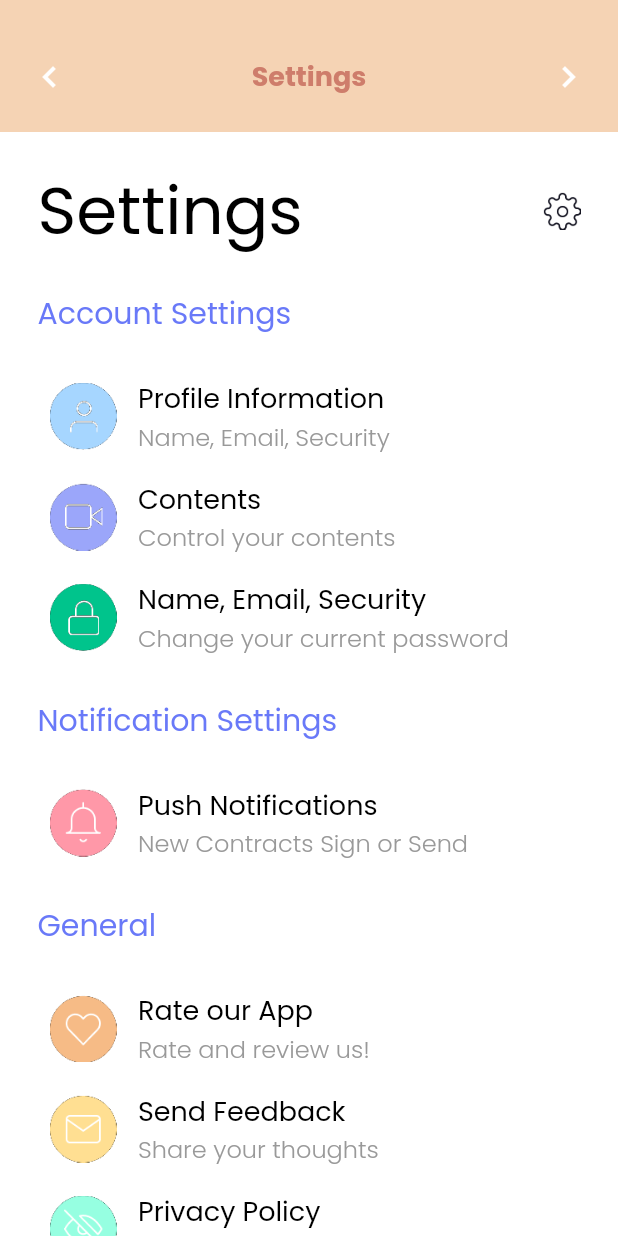
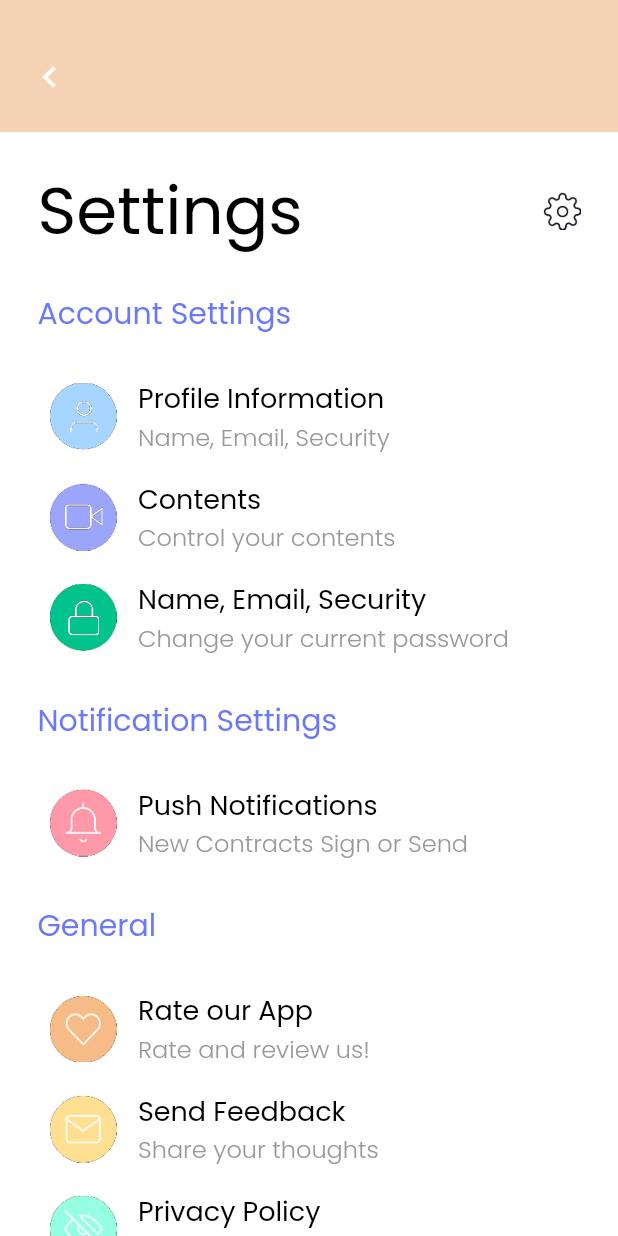
Before and after one commit to ibrahimmm999/Milestone02_K14, a Flutter app: the SettingsPage screen opened by its route, on a phone screen of 412 x 824 dp. Run offline on Flutter 3.47's test engine with Material 2 defaults, Android fonts, the phone set to English and light mode, and no system bars; our stand-ins replace bloc, cloud_firestore, equatable, firebase_auth, firebase_core, flutter_bloc and 2 more; accounts and stored records are empty.

Commit message:
modified settings page

```diff
--- a/src/lib/ui/settings_page.dart
+++ b/src/lib/ui/settings_page.dart
@@ -1,5 +1,6 @@
 import 'package:flutter/material.dart';
 import 'package:flutter_bloc/flutter_bloc.dart';
+import 'package:milestone/ui/home_page.dart';
 import 'package:milestone/ui/settings_detail_page.dart';
 import 'package:milestone/shared/theme.dart';
 import 'package:milestone/widgets/custom_appbar.dart';
@@ -14,8 +15,28 @@ class SettingsPage extends StatelessWidget {
   @override
   Widget build(BuildContext context) {
     Widget appBar() {
-      return CustomAppBar(
-        title: "Settings",
+      return Container(
+        padding: EdgeInsets.only(right: 9, left: 9, top: 14),
+        width: double.infinity,
+        height: 88,
+        decoration: BoxDecoration(color: kLightBrown),
+        child: Row(
+          mainAxisAlignment: MainAxisAlignment.spaceBetween,
+          children: [
+            IconButton(
+                onPressed: () {
+                  Navigator.pushAndRemoveUntil(
+                      context,
+                      MaterialPageRoute(builder: (context) => HomePage()),
+                      (route) => false);
+                },
+                icon: Icon(
+                  Icons.keyboard_arrow_left,
+                  size: 28,
+                  color: kWhiteColor,
+                )),
+          ],
+        ),
       );
     }
 
```
